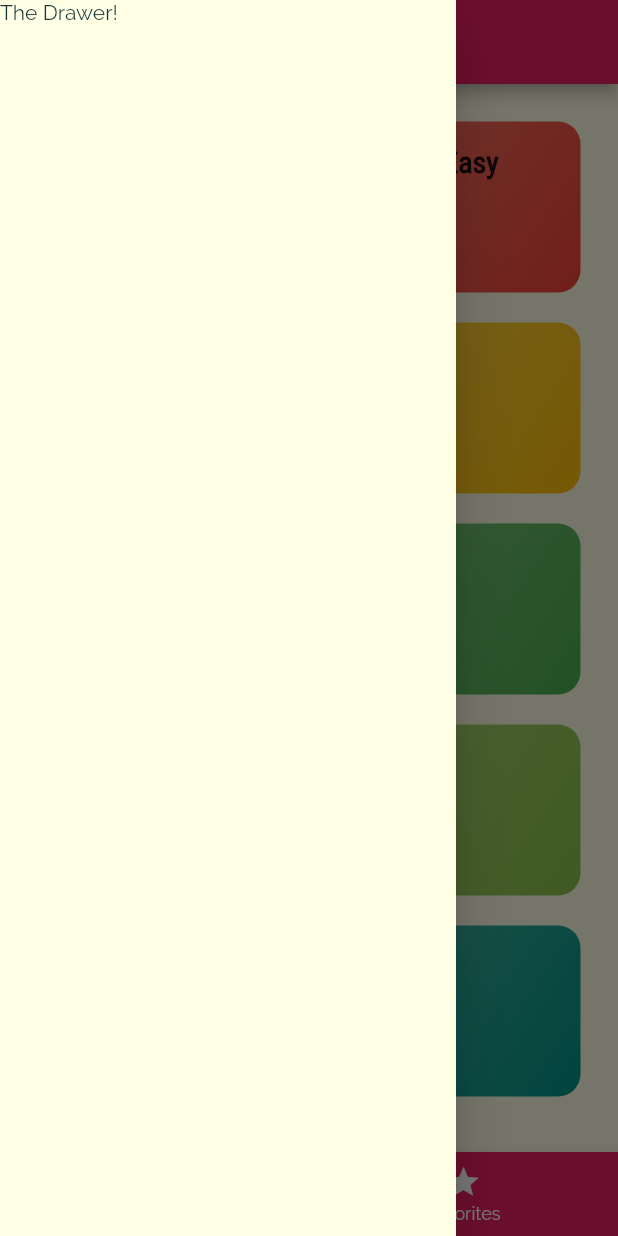
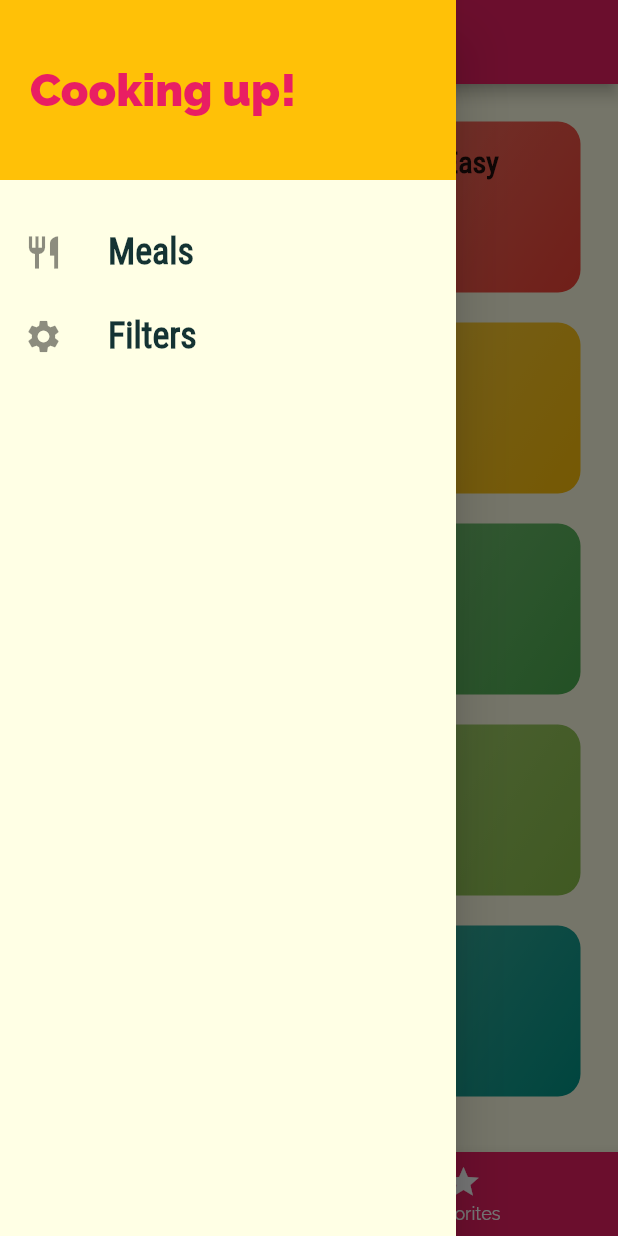
Before and after one commit to ductuanUET/meals_app, a Flutter app: the screen it shows after launch, with the side drawer open, on a phone screen of 412 x 824 dp. Run offline on Flutter 3.47's test engine with Material 2 defaults, Android fonts, the phone set to English and light mode, and no system bars.

Commit message:
add filters feature

```diff
--- a/lib/main.dart
+++ b/lib/main.dart
@@ -1,12 +1,56 @@
 import 'package:flutter/material.dart';
+import 'package:meals_app/dummy_data.dart';
+import 'package:meals_app/models/meal.dart';
+import 'package:meals_app/screens/filters_screen.dart';
 import 'package:meals_app/screens/tabs_screen.dart';
 import './screens/categories_screen.dart';
 import './screens/category_meals_screen.dart';
 import './screens/meal_detail_screen.dart';
 void main() => runApp(const MyApp());
 
-class MyApp extends StatelessWidget {
+class MyApp extends StatefulWidget {
   const MyApp({super.key});
+
+  @override
+  State<MyApp> createState() => _MyAppState();
+}
+
+class _MyAppState extends State<MyApp> {
+  Map<String, bool> _filters = {
+    'gluten': false,
+    'lactose': false,
+    'vegan': false,
+    'vegetarian': false
+  };
+
+  List<Meal> _availableMeals = DUMMY_MEALS;
+  List<Meal> _favoriteMeals = [];
+
+  void _setFilters(Map<String, bool> filerData) {
+    setState(() {
+      _filters = filerData;
+
+      _availableMeals = DUMMY_MEALS.where((meal) {
+        if(_filters['gluten']! && !meal.isGlutenFree) {
+          return false;
+        }
+        if(_filters['lactose']! && !meal.isLactoseFree) {
+          return false;
+        }
+        if(_filters['vegan']! && !meal.isVegan) {
+          return false;
+        }
+        if(_filters['vegetarian']! && !meal.isVegetarian) {
+          return false;
+        }
+        return true;
+      }).toList();
+    });
+  }
+  void _toggleFavorite(String mealId) {
+    _favoriteMeals.indexWhere((element) => false);
+  }
+
 
   @override
   Widget build(BuildContext context) {
@@ -34,9 +78,10 @@ class MyApp extends StatelessWidget {
       // home: const CategoriesScreen(),
       initialRoute: '/', //default is '/'
       routes: {
-        '/': (ctx) => TabsScreen(),
-        CategoryMealsScreen.routeName: (ctx) => CategoryMealsScreen(),
+        '/': (ctx) => TabsScreen(_favoriteMeals),
+        CategoryMealsScreen.routeName: (ctx) => CategoryMealsScreen(availableMeals: _availableMeals,),
         MealDetailScreen.routeName: (ctx) => MealDetailScreen(),
+        FiltersScreen.routeName: (ctx) => FiltersScreen( _filters, _setFilters),
       },
       onGenerateRoute: (settings) {
         print(settings.arguments);
--- a/lib/screens/favorites_screen.dart
+++ b/lib/screens/favorites_screen.dart
@@ -1,7 +1,10 @@
 import 'package:flutter/material.dart';
 
+import '../models/meal.dart';
+
 class FavoritesScreen extends StatelessWidget {
-  const FavoritesScreen({super.key});
+  final List<Meal>? favoriteMeals;
+  const FavoritesScreen(this.favoriteMeals);
 
   @override
   Widget build(BuildContext context) {
--- a/lib/screens/tabs_screen.dart
+++ b/lib/screens/tabs_screen.dart
@@ -1,28 +1,37 @@
 import 'package:flutter/material.dart';
 import 'package:meals_app/screens/categories_screen.dart';
 import 'package:meals_app/screens/favorites_screen.dart';
+import '../models/meal.dart';
+import '../widgets/main_drawer.dart';
 
 class TabsScreen extends StatefulWidget {
-  const TabsScreen({super.key});
+  final List<Meal>? favoriteMeals;
+  const TabsScreen(this.favoriteMeals);
 
   @override
   State<TabsScreen> createState() => _TabsScreenState();
 }
 
 class _TabsScreenState extends State<TabsScreen> {
-  final List<Map<String, dynamic>> _pages = [
+  late List<Map<String, dynamic>> _pages;
+
+  int _selectedPageIndex = 0;
+
+  @override
+  void initState() {
+    // TODO: implement initState
+    _pages = [
     {
       'page': CategoriesScreen(),
       'title': 'Categories',
     },
     {
-      'page': FavoritesScreen(),
+      'page': FavoritesScreen(widget.favoriteMeals),
       'title': 'Favorites',
     },
   ];
-
-  int _selectedPageIndex = 0;
-
+    super.initState();
+  }
   void _selectPage(int index) {
     setState(() {
       _selectedPageIndex = index;
@@ -35,9 +44,7 @@ class _TabsScreenState extends State<TabsScreen> {
       appBar: AppBar(
         title: Text(_pages[_selectedPageIndex]['title']),
       ),
-      drawer: Drawer(
-        child: Text('The Drawer!'),
-      ),
+      drawer: MainDrawer(),
       body: _pages[_selectedPageIndex]['page'],
       bottomNavigationBar: BottomNavigationBar(
         onTap: _selectPage,
--- a/lib/widgets/main_drawer.dart
+++ b/lib/widgets/main_drawer.dart
@@ -1,10 +1,10 @@
 import 'package:flutter/material.dart';
-
+import 'package:meals_app/screens/filters_screen.dart';
 
 class MainDrawer extends StatelessWidget {
   const MainDrawer({super.key});
 
-  Widget buildListTile(String title, IconData icon) {
+  Widget buildListTile(String title, IconData icon, VoidCallback tapHandler) {
     return ListTile(
         leading: Icon(
           icon,
@@ -18,8 +18,7 @@ class MainDrawer extends StatelessWidget {
             fontWeight: FontWeight.bold,
           ),
         ),
-            onTap: () {}
-          );
+        onTap: tapHandler);
   }
 
   @override
@@ -44,9 +43,20 @@ class MainDrawer extends StatelessWidget {
           SizedBox(
             height: 20,
           ),
-          buildListTile('Meals', Icons.restaurant),
-          buildListTile('Filters', Icons.settings),
-
+          buildListTile(
+            'Meals',
+            Icons.restaurant,
+            () {
+              Navigator.of(context).pushReplacementNamed('/');
+            }
+          ),
+          buildListTile(
+            'Filters',
+            Icons.settings,
+            () {
+              Navigator.of(context).pushReplacementNamed(FiltersScreen.routeName);
+            }
+          ),
         ],
       ),
     );
```
Also changed, not shown: lib/screens/category_meals_screen.dart (+50 -18 lines), lib/screens/filters_screen.dart (added, +132 -0 lines), lib/screens/meal_detail_screen.dart (+8 -1 lines), lib/widgets/meal_item.dart (+7 -1 lines). Lines whose indentation alone changed are shown as unchanged.
